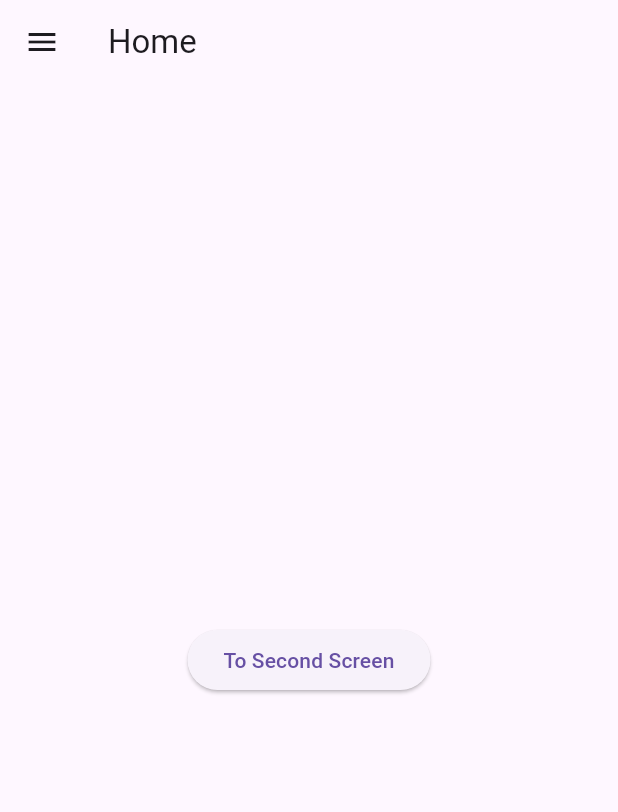
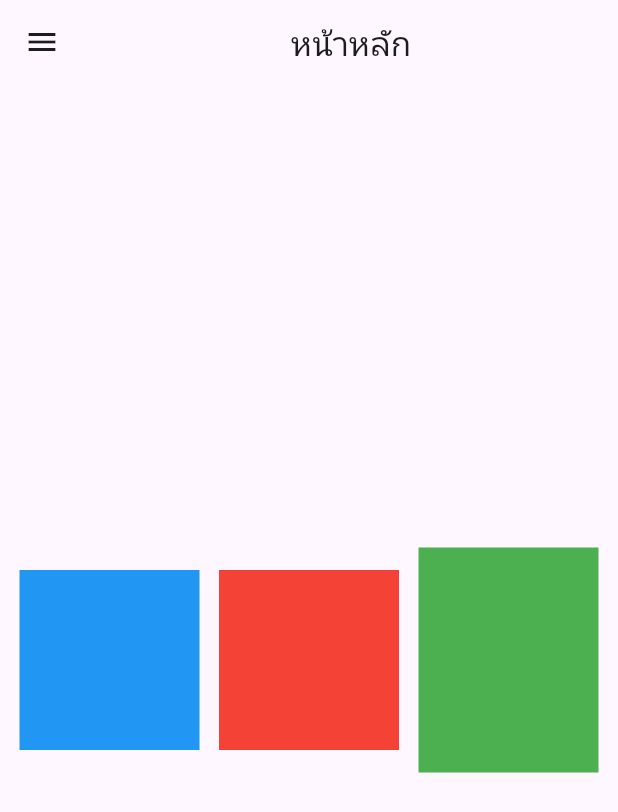
Before and after one commit to 6Shiba9/flutter_tests, a Flutter app: the screen it shows after launch, on a phone screen of 412 x 824 dp. Shown: the top 812 px of the screen. Run offline on Flutter 3.47's test engine with Material 3 defaults, Android fonts, the phone set to English and light mode, and no system bars.

Commit message:
ตัวอย่างrow

```diff
--- a/lib/screen/home_screen.dart
+++ b/lib/screen/home_screen.dart
@@ -8,20 +8,32 @@ class HomeScreen extends StatelessWidget {
   Widget build(BuildContext context) {
     return Scaffold(
       drawer: const Drawer(
-        child: Text('f*uking drawer'),
+        child: Text('เมนู'),
       ),
       appBar: AppBar(
-        title: Text('Home'),
+        title: Center(child: Text('หน้าหลัก')),
       ),
       body: Center(
-        child: ElevatedButton(
-          onPressed: () {
-            Navigator.of(context).push(
-              MaterialPageRoute(builder: (context) => SecondScreen()),
-            );
-          },
-          child: Text('To Second Screen'),
-        )
+        child: Row(
+          mainAxisAlignment: MainAxisAlignment.spaceEvenly,
+          children: [
+            Container(
+              color: Colors.blue,
+              height: 120,
+              width: 120,
+            ),
+            Container(
+              color: Colors.red,
+              height: 120,
+              width: 120,
+            ),
+            Container(
+              color: Colors.green,
+              height: 150,
+              width: 120,
+            ),
+          ],
+        ),
       ),
     );
   }
```
